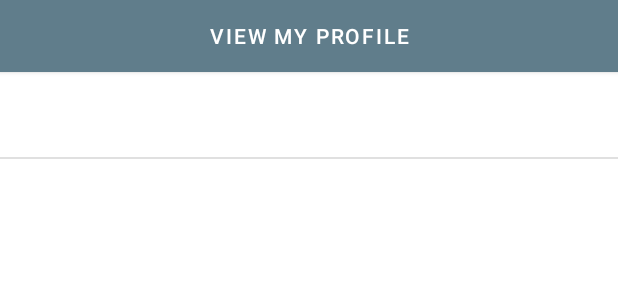
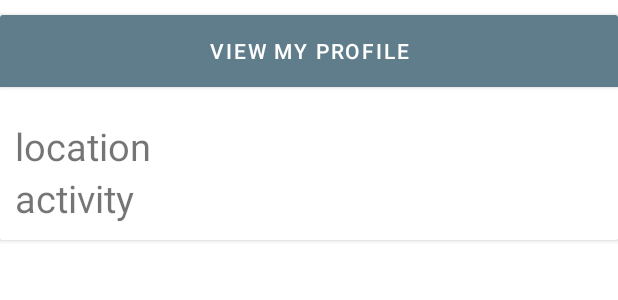
Before and after one commit to DruSadeMumba/Outdoorsie, an Android app: the layout activity_activities.xml on its own in the app's theme, with its tools: preview values and no code run, on a phone screen of 412 x 824 dp. Shown: the top 300 px of the screen. Run offline under Robolectric (Android 15) with nearby library versions, the phone set to English and light mode, and no system bars; network calls fail; Roboto replaces fonts that are not available here.

Commit message:
Update recycler view

```diff
--- a/app/src/main/java/com/drusade/outdoorsie/ui/AddActivity.java
+++ b/app/src/main/java/com/drusade/outdoorsie/ui/AddActivity.java
@@ -128,7 +128,7 @@ public class AddActivity extends AppCompatActivity implements View.OnClickListen
     public void onClick(View v) {
         if(v == mAddLocationButton) {
             String location = mEditTextLocationName.getText().toString();
-            String activityName = mEditTextLocationName.getText().toString();
+            String activityName = mEditTextActivityName.getText().toString();
 
             if (location.isEmpty() || activityName.isEmpty()){
                 Toast.makeText(getApplicationContext(), "Fill in all fields", Toast.LENGTH_LONG).show();
--- a/app/src/main/res/layout/activity_activities.xml
+++ b/app/src/main/res/layout/activity_activities.xml
@@ -1,67 +1,75 @@
 <?xml version="1.0" encoding="utf-8"?>
-<androidx.constraintlayout.widget.ConstraintLayout xmlns:android="http://schemas.android.com/apk/res/android"
+<androidx.constraintlayout.widget.ConstraintLayout
+    xmlns:android="http://schemas.android.com/apk/res/android"
     xmlns:app="http://schemas.android.com/apk/res-auto"
     xmlns:tools="http://schemas.android.com/tools"
     android:layout_width="match_parent"
     android:layout_height="match_parent"
     tools:context=".ui.ActivitiesActivity">
 
-    <TextView
-        android:id="@+id/activitiesTextView"
-        android:layout_width="wrap_content"
-        android:layout_height="wrap_content"
-        android:layout_centerHorizontal="true"
-        android:text="@string/activities"
-        android:textSize="40sp"
-        android:textStyle="bold"
-        tools:ignore="MissingConstraints" />
+    <androidx.cardview.widget.CardView
+        android:id="@+id/cardView"
+        android:layout_width="match_parent"
+        android:layout_height="150dp"
+        android:layout_marginTop="10dp"
+        android:layout_marginBottom="34dp"
+        app:layout_constraintEnd_toEndOf="parent"
+        app:layout_constraintHorizontal_bias="0.0"
+        app:layout_constraintStart_toStartOf="parent"
+        app:layout_constraintTop_toTopOf="parent"
+        app:layout_constraintVertical_bias="0.374">
+
+        <LinearLayout
+            android:id="@+id/linearLayout"
+            android:orientation="vertical"
+            android:layout_width="match_parent"
+            android:background="#ffffff"
+            android:layout_height="150dp"
+            android:padding="10dp"
+            tools:ignore="MissingConstraints">
 
             <TextView
                 android:id="@+id/activitiesLocationTextView"
                 android:layout_width="wrap_content"
-        android:layout_height="match_parent"
+                android:layout_height="wrap_content"
+                android:text="location"
+                android:layout_marginTop="60dp"
                 android:textSize="25sp"
                 tools:ignore="MissingConstraints" />
 
             <TextView
                 android:id="@+id/activitiesNameTextView"
                 android:layout_width="wrap_content"
-        android:layout_height="match_parent"
+                android:layout_height="wrap_content"
                 android:textSize="25sp"
+                android:text="activity"
+                app:layout_constraintBottom_toTopOf="@+id/activitiesLocationTextView"
+                tools:ignore="MissingConstraints" />
+        </LinearLayout>
+
+        <Button
+            android:id="@+id/viewProfileButton"
+            android:layout_width="match_parent"
+            android:layout_height="wrap_content"
+            android:layout_alignParentStart="true"
+            android:layout_alignParentBottom="true"
+            android:layout_centerHorizontal="true"
+            android:background="@color/colorAccent"
+            android:text="@string/view_my_profile"
             tools:ignore="MissingConstraints" />
 
-    <View
-        android:id="@+id/divider"
-        android:layout_width="match_parent"
-        android:layout_height="1dp"
-        android:layout_marginBottom="604dp"
-        android:background="?android:attr/listDivider"
-        app:layout_constraintBottom_toBottomOf="parent"
-        app:layout_constraintEnd_toEndOf="parent"
-        app:layout_constraintHorizontal_bias="1.0"
-        app:layout_constraintStart_toStartOf="parent"
-        app:layout_constraintTop_toBottomOf="@+id/activitiesTextView"
-        app:layout_constraintVertical_bias="0.307" />
-
-    <androidx.cardview.widget.CardView
-        android:layout_width="match_parent"
-        android:layout_height="wrap_content"
-        android:layout_marginTop="200dp"
-        android:layout_marginBottom="34dp"
-        app:layout_constraintBottom_toTopOf="@+id/activitiesTextView"
-        app:layout_constraintEnd_toEndOf="parent"
-        app:layout_constraintStart_toStartOf="parent"
-        app:layout_constraintTop_toTopOf="parent" />
+    </androidx.cardview.widget.CardView>
 
     <androidx.constraintlayout.widget.ConstraintLayout
+        android:id="@+id/constraintLayout"
         android:layout_width="match_parent"
-        android:layout_height="647dp"
-        android:layout_marginTop="1dp"
+        android:layout_height="530dp"
         android:layout_marginBottom="1dp"
         app:layout_constraintBottom_toBottomOf="parent"
         app:layout_constraintEnd_toEndOf="parent"
+        app:layout_constraintHorizontal_bias="0.0"
         app:layout_constraintStart_toStartOf="parent"
-        app:layout_constraintTop_toBottomOf="@+id/divider">
+        app:layout_constraintVertical_bias="0.0">
 
         <androidx.recyclerview.widget.RecyclerView
             android:id="@+id/recyclerView"
@@ -69,18 +77,11 @@
             android:layout_height="match_parent"
             app:layout_constraintBottom_toBottomOf="parent"
             app:layout_constraintEnd_toEndOf="parent"
+            app:layout_constraintHorizontal_bias="0.0"
             app:layout_constraintStart_toStartOf="parent"
-            app:layout_constraintTop_toTopOf="parent" />
+            app:layout_constraintTop_toTopOf="parent"
+            app:layout_constraintVertical_bias="0.0" />
+
     </androidx.constraintlayout.widget.ConstraintLayout>
 
-    <Button
-        android:id="@+id/viewProfileButton"
-        android:layout_width="match_parent"
-        android:layout_height="wrap_content"
-        android:layout_alignParentBottom="true"
-        android:layout_centerHorizontal="true"
-        android:background="@color/colorAccent"
-        android:text="@string/view_my_profile"
-        tools:ignore="MissingConstraints" />
-
 </androidx.constraintlayout.widget.ConstraintLayout>
```
Also changed, not shown: app/src/main/java/com/drusade/outdoorsie/adapters/ForcastDisplayAdapter.java (renamed from app/src/main/java/com/drusade/outdoorsie/adapters/ActivitiesDisplayAdapter.java, +9 -8 lines), app/src/main/java/com/drusade/outdoorsie/ui/ActivitiesActivity.java (+5 -6 lines), app/src/main/res/layout/forcastrecyclerview.xml (renamed from app/src/main/res/layout/displayrecyclerview.xml, +6 -6 lines). Lines whose indentation alone changed are shown as unchanged.
